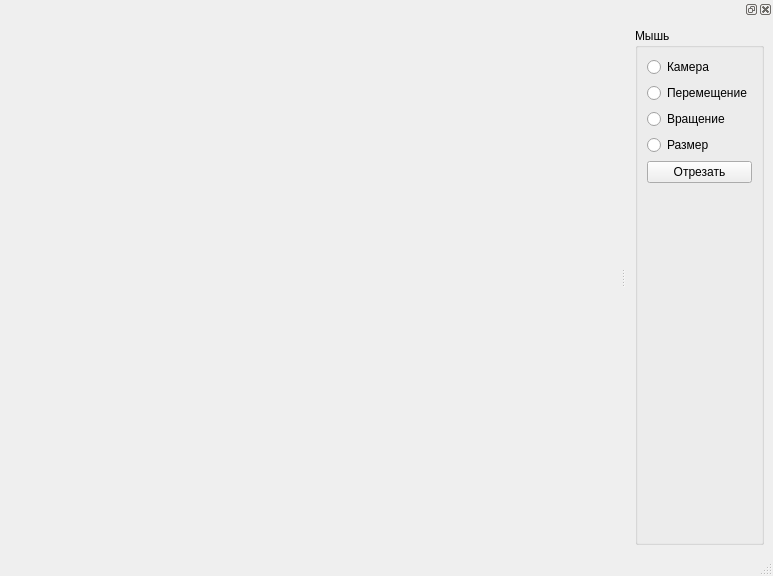
The window that MovablePlane/mainwindow.ui (ncPUMA/Qt3dSimpleCppExamples) describes before a commit, drawn with Qt 5.
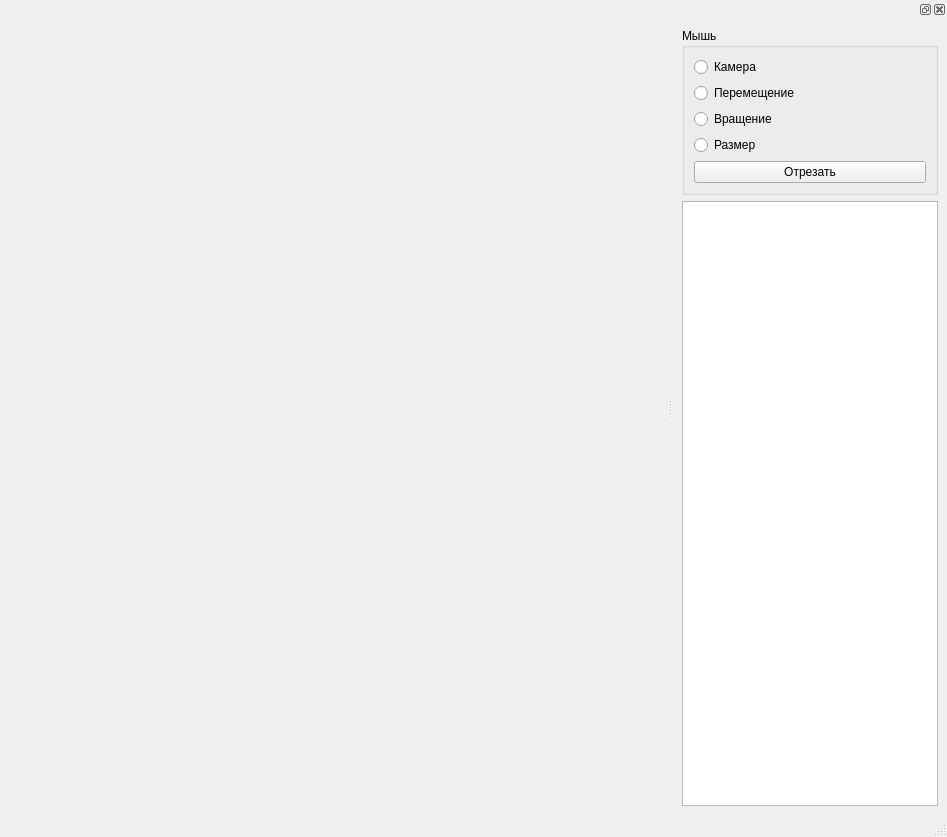
The same window after the commit.

Commit message: Add ObjectInspectoryFactoryMethod and  CMovablePlaneModel & CMovablePlaneDelegate

Diff of the .ui file:
```diff
--- a/MovablePlane/mainwindow.ui
+++ b/MovablePlane/mainwindow.ui
@@ -6,8 +6,8 @@
    <rect>
     <x>0</x>
     <y>0</y>
-    <width>773</width>
-    <height>576</height>
+    <width>947</width>
+    <height>837</height>
    </rect>
   </property>
   <property name="windowTitle">
@@ -72,22 +72,19 @@
           </property>
          </widget>
         </item>
-        <item>
-         <spacer name="verticalSpacer">
-          <property name="orientation">
-           <enum>Qt::Vertical</enum>
-          </property>
-          <property name="sizeHint" stdset="0">
-           <size>
-            <width>20</width>
-            <height>40</height>
-           </size>
-          </property>
-         </spacer>
-        </item>
        </layout>
       </widget>
      </item>
+     <item>
+      <widget class="QTreeView" name="tvObjectInspector">
+       <property name="sizePolicy">
+        <sizepolicy hsizetype="Expanding" vsizetype="MinimumExpanding">
+         <horstretch>0</horstretch>
+         <verstretch>0</verstretch>
+        </sizepolicy>
+       </property>
+      </widget>
+     </item>
     </layout>
    </widget>
   </widget>
```
Left out of the diff: 2 changed lines with no effect on the pictures. The commit also changes 14 other files.
